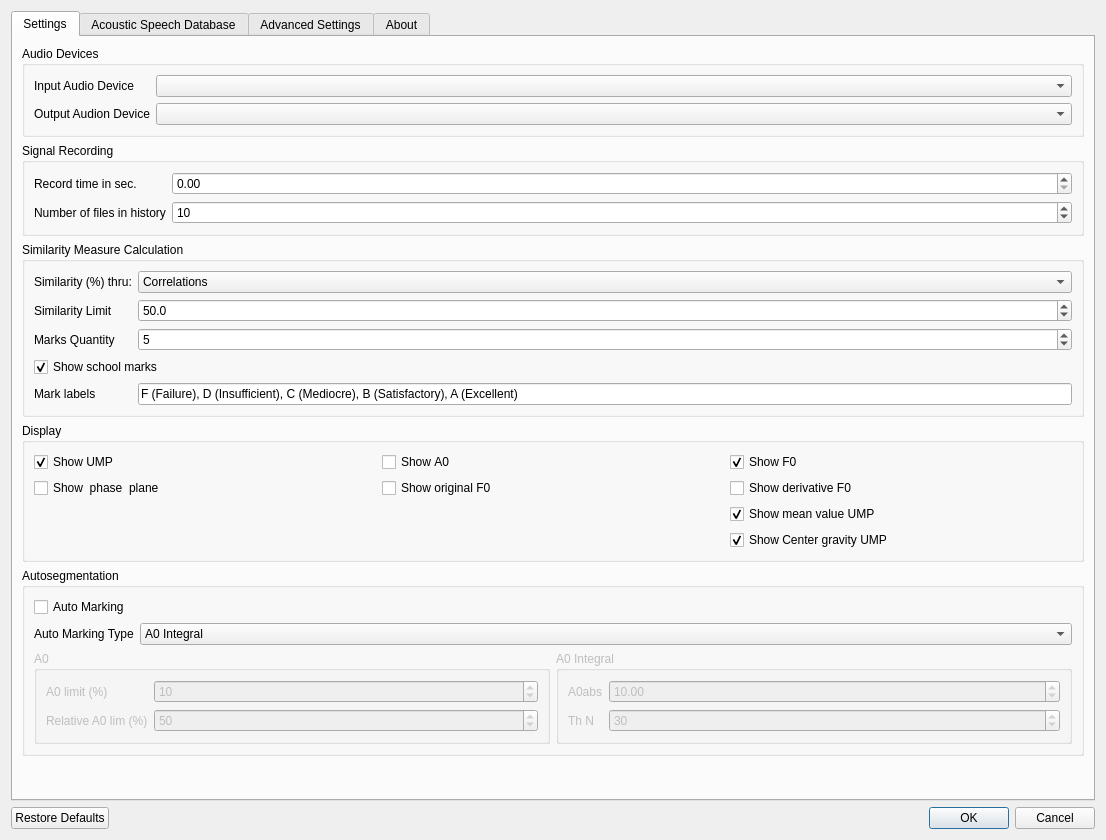
Old version of the form settingsdialog.ui in the repository zhitko/inton-trainer.
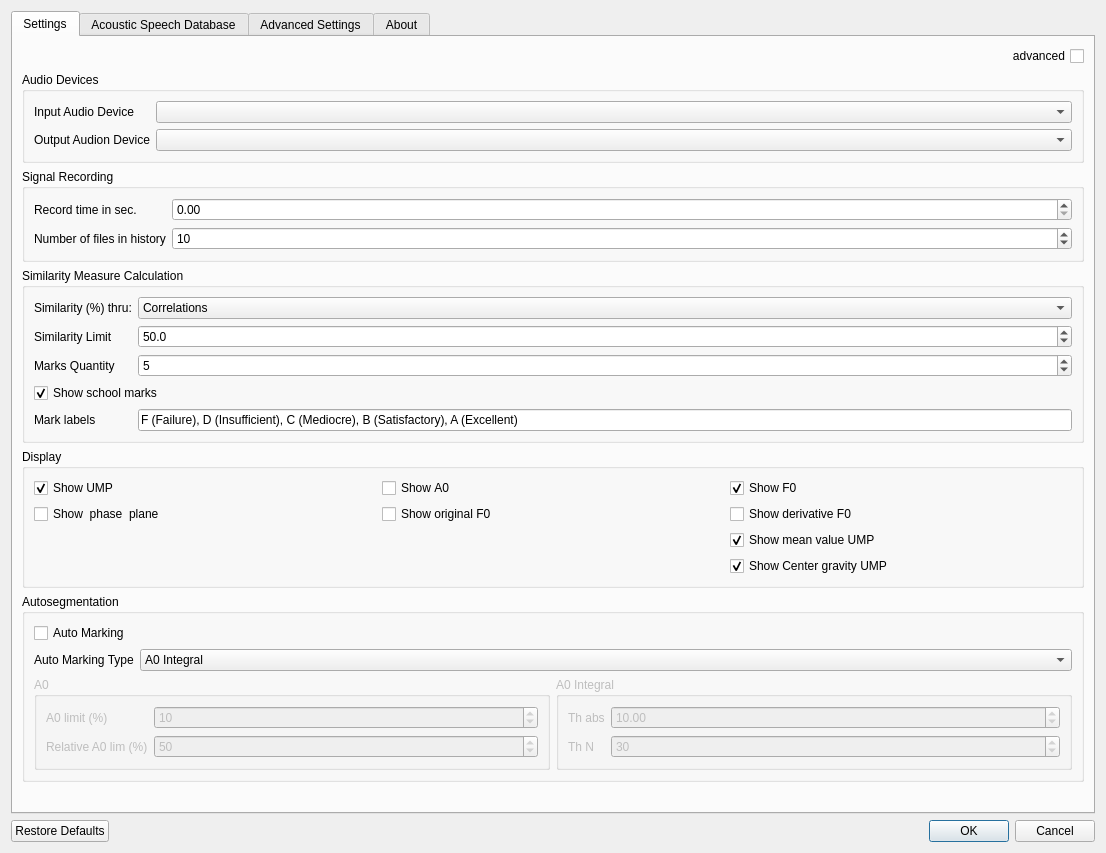
New version of the form. Icons and pictures are not drawn.

What changed in the file:
```diff
--- a/settingsdialog.ui
+++ b/settingsdialog.ui
@@ -7,7 +7,7 @@
     <x>0</x>
     <y>0</y>
     <width>1106</width>
-    <height>840</height>
+    <height>853</height>
    </rect>
   </property>
   <property name="sizePolicy">
@@ -52,6 +52,19 @@
        <string>Settings</string>
       </attribute>
       <layout class="QVBoxLayout" name="verticalLayout_6">
+       <item>
+        <widget class="QCheckBox" name="checkBox_8">
+         <property name="layoutDirection">
+          <enum>Qt::RightToLeft</enum>
+         </property>
+         <property name="text">
+          <string>advanced</string>
+         </property>
+         <property name="checked">
+          <bool>false</bool>
+         </property>
+        </widget>
+       </item>
        <item>
         <widget class="QGroupBox" name="groupBox">
          <property name="sizePolicy">
@@ -428,7 +441,7 @@
                <item row="0" column="0">
                 <widget class="QLabel" name="label_37">
                  <property name="text">
-                  <string>A0abs</string>
+                  <string>Th abs</string>
                  </property>
                 </widget>
                </item>
```
Left out of the diff: 2 changed lines with no effect on the pictures.
